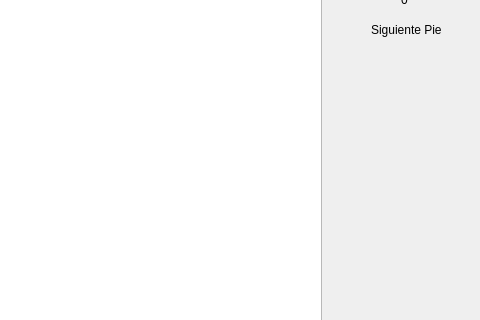
CamiloSincal/IPC2_Proyecto1_202000605, file GameView.ui: the form before one commit; both pictures show x 469 to 949 and y 118 to 438 of the 949 by 600 pixel window.
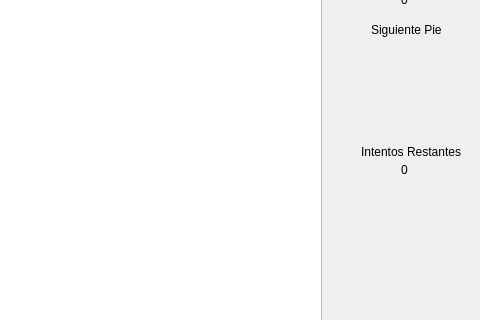
The form after the commit.

Commit message: Agregado de piezas y Jugadores[Basico]

```diff
--- a/GameView.ui
+++ b/GameView.ui
@@ -210,6 +210,32 @@
      <string>Terminar Turno</string>
     </property>
    </widget>
+   <widget class="QLabel" name="label_7">
+    <property name="geometry">
+     <rect>
+      <x>830</x>
+      <y>260</y>
+      <width>101</width>
+      <height>20</height>
+     </rect>
+    </property>
+    <property name="text">
+     <string>Intentos Restantes:</string>
+    </property>
+   </widget>
+   <widget class="QLabel" name="numPiezas_2">
+    <property name="geometry">
+     <rect>
+      <x>870</x>
+      <y>280</y>
+      <width>21</width>
+      <height>16</height>
+     </rect>
+    </property>
+    <property name="text">
+     <string>0</string>
+    </property>
+   </widget>
   </widget>
   <widget class="QMenuBar" name="menubar">
    <property name="geometry">
```
The commit also changes 3 other files.
